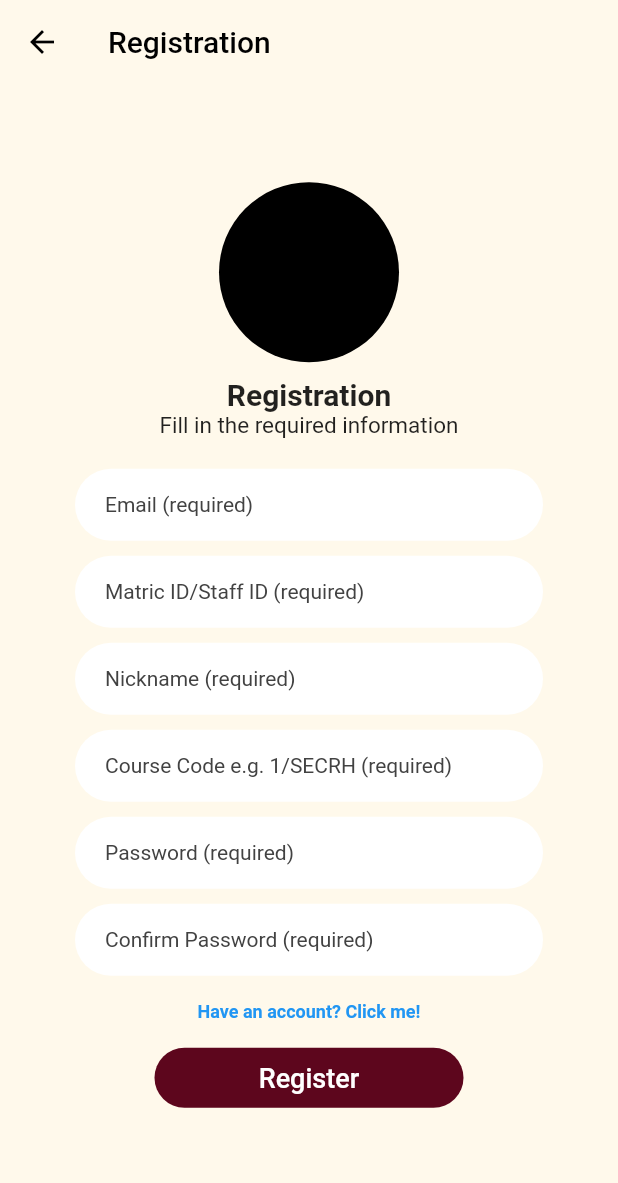
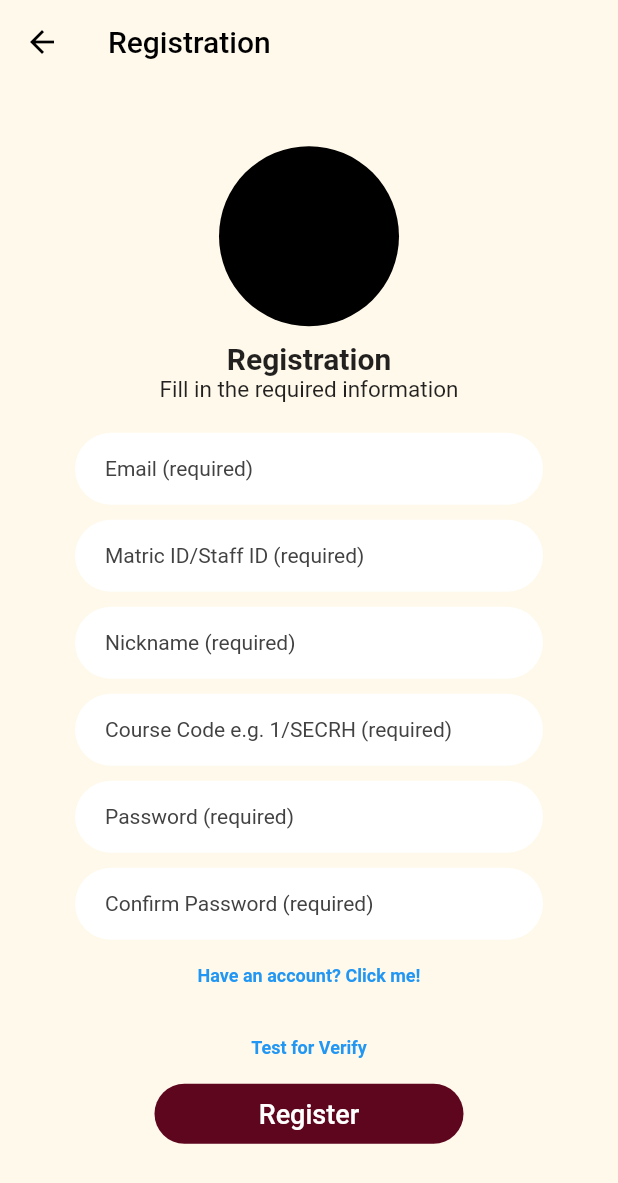
Before and after one commit to Loximity-oss/UTM-Study-Planner, a Flutter app: the registerPage screen opened directly, on a phone screen of 412 x 824 dp. Shown: the top 1183 px of the screen. Run offline on Flutter 3.47's test engine with Material 2 defaults, Android fonts, the phone set to English and light mode, and no system bars; our stand-ins replace date_time_picker, email_validator, flutter_local_notifications, font_awesome_flutter, hive, hive_flutter and 3 more; missing offline and left inert: email_auth, mysql_client; accounts and stored records are empty; project files that could hold a hidden picture were left out.

Commit message:
minor updates

```diff
--- a/utmstudyplanner_mobile/lib/views/register.dart
+++ b/utmstudyplanner_mobile/lib/views/register.dart
@@ -4,6 +4,7 @@ import 'package:flutter/material.dart';
 import 'package:email_validator/email_validator.dart';
 import 'package:flutter/services.dart';
 import 'package:utmstudyplanner_mobile/views/login/login.dart';
+import 'package:utmstudyplanner_mobile/views/verifyEmail.dart';
 import '../../server/conn.dart';
 import 'package:hive_flutter/hive_flutter.dart';
 import 'package:utmstudyplanner_mobile/views/register.dart';
@@ -320,6 +321,17 @@ class _registerPageState extends State<registerPage> {
                               );
                             },
                           ),
+
+                          TextButton(
+                            child:
+                            const Text("Test for Verify", style: TextStyle(fontSize: 12, fontWeight: FontWeight.bold)),
+                            onPressed: () {
+                              Navigator.push(context,
+                                MaterialPageRoute(builder: (context) => verifyEmail()),
+                              );
+                            },
+                          ),
+
                           Container(
                             width: MediaQuery.of(context).size.width / 2.0,
                             height: 40,
--- a/utmstudyplanner_mobile/pubspec.yaml
+++ b/utmstudyplanner_mobile/pubspec.yaml
@@ -42,6 +42,7 @@ dependencies:
   mysql_client: ^0.0.16
   intl: ^0.17.0
   date_time_picker: ^2.1.0
+  email_auth: any
 
 dev_dependencies:
   flutter_test:
```
